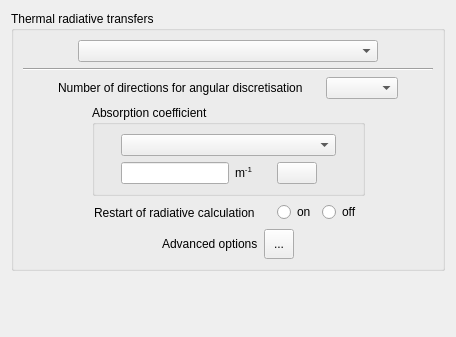
Qt form gui/Pages/ThermalRadiationForm.ui (code-saturne/code_saturne) before a commit.
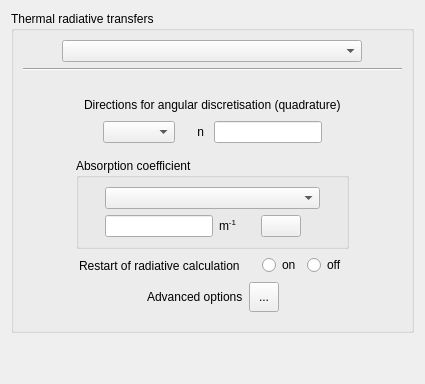
The same form after that commit. Icons and pictures are not drawn.

Commit message: Fix existing quadratures T2 and T4, and add new quadratures S4 S6 S8 and Tn.

What changed in the file:
```diff
--- a/gui/Pages/ThermalRadiationForm.ui
+++ b/gui/Pages/ThermalRadiationForm.ui
@@ -1,21 +1,21 @@
 <ui version="4.0" >
  <class>ThermalRadiationForm</class>
- <widget class="QWidget" name="ThermalRadiationForm" >
-  <property name="geometry" >
+ <widget class="QWidget" name="ThermalRadiationForm">
+  <property name="geometry">
    <rect>
     <x>0</x>
     <y>0</y>
-    <width>456</width>
-    <height>337</height>
+    <width>425</width>
+    <height>384</height>
    </rect>
   </property>
   <property name="windowTitle" >
    <string>Form</string>
   </property>
-  <layout class="QGridLayout" name="gridLayout_2" >
-   <item row="0" column="0" >
-    <widget class="QGroupBox" name="groupBox" >
-     <property name="title" >
+  <layout class="QVBoxLayout" name="verticalLayout_3">
+   <item>
+    <widget class="QGroupBox" name="groupBox">
+     <property name="title">
       <string>Thermal radiative transfers</string>
      </property>
      <layout class="QVBoxLayout" name="verticalLayout_2" >
@@ -80,10 +80,7 @@
         <property name="frameShadow" >
          <enum>QFrame::Raised</enum>
         </property>
-        <layout class="QVBoxLayout" name="verticalLayout" >
-         <property name="margin" >
-          <number>0</number>
-         </property>
+        <layout class="QVBoxLayout" name="verticalLayout">
          <item>
           <widget class="QFrame" name="frameDirection" >
            <property name="frameShape" >
@@ -92,67 +89,101 @@
            <property name="frameShadow" >
             <enum>QFrame::Raised</enum>
            </property>
-           <layout class="QGridLayout" >
-            <property name="margin" >
-             <number>0</number>
-            </property>
-            <item row="0" column="0" >
-             <layout class="QHBoxLayout" >
+           <layout class="QGridLayout" name="gridLayout_2">
+            <item row="0" column="0">
+             <layout class="QHBoxLayout" name="horizontalLayout_5">
               <item>
                <spacer>
                 <property name="orientation" >
                  <enum>Qt::Horizontal</enum>
                 </property>
-                <property name="sizeHint" stdset="0" >
+                <property name="sizeHint" stdset="0">
                  <size>
-                  <width>16</width>
+                  <width>13</width>
                   <height>16</height>
                  </size>
                 </property>
                </spacer>
               </item>
               <item>
-               <layout class="QHBoxLayout" >
-                <property name="spacing" >
-                 <number>0</number>
+               <widget class="QLabel" name="labelDirection">
+                <property name="text">
+                 <string>Directions for angular discretisation (quadrature)</string>
                 </property>
+               </widget>
+              </item>
+              <item>
+               <spacer>
+                <property name="orientation">
+                 <enum>Qt::Horizontal</enum>
+                </property>
+                <property name="sizeHint" stdset="0">
+                 <size>
+                  <width>13</width>
+                  <height>20</height>
+                 </size>
+                </property>
+               </spacer>
+              </item>
+             </layout>
+            </item>
+            <item row="1" column="0">
+             <layout class="QHBoxLayout" name="horizontalLayout_6">
+              <item>
+               <spacer name="horizontalSpacer_7">
+                <property name="orientation">
+                 <enum>Qt::Horizontal</enum>
+                </property>
+                <property name="sizeHint" stdset="0">
+                 <size>
+                  <width>13</width>
+                  <height>20</height>
+                 </size>
+                </property>
+               </spacer>
+              </item>
+              <item>
+               <layout class="QHBoxLayout" name="horizontalLayout_4">
                 <item>
-                 <widget class="QLabel" name="labelDirection" >
-                  <property name="text" >
-                   <string>Number of directions for angular discretisation </string>
-                  </property>
-                 </widget>
-                </item>
-                <item>
-                 <spacer>
-                  <property name="orientation" >
-                   <enum>Qt::Horizontal</enum>
-                  </property>
-                  <property name="sizeHint" stdset="0" >
-                   <size>
-                    <width>20</width>
-                    <height>20</height>
-                   </size>
-                  </property>
-                 </spacer>
-                </item>
-                <item>
-                 <widget class="QComboBox" name="comboBoxDirection" >
-                  <property name="toolTip" >
+                 <widget class="QComboBox" name="comboBoxQuadrature">
+                  <property name="toolTip">
                    <string>Code_Saturne key words: NDIREC</string>
                   </property>
                  </widget>
                 </item>
+                <item>
+                 <spacer name="horizontalSpacer_9">
+                  <property name="orientation">
+                   <enum>Qt::Horizontal</enum>
+                  </property>
+                  <property name="sizeHint" stdset="0">
+                   <size>
+                    <width>13</width>
+                    <height>20</height>
+                   </size>
+                  </property>
+                 </spacer>
+                </item>
+                <item>
+                 <widget class="QLabel" name="label_2">
+                  <property name="text">
+                   <string> n </string>
+                  </property>
+                 </widget>
+                </item>
+                <item>
+                 <widget class="QLineEdit" name="lineEditNdirec"/>
+                </item>
                </layout>
               </item>
               <item>
-               <spacer>
-                <property name="orientation" >
+               <spacer name="horizontalSpacer_8">
+                <property name="orientation">
                  <enum>Qt::Horizontal</enum>
                 </property>
-                <property name="sizeHint" stdset="0" >
+                <property name="sizeHint" stdset="0">
                  <size>
-                  <width>20</width>
+                  <width>13</width>
                   <height>20</height>
                  </size>
                 </property>
@@ -293,13 +324,13 @@
           </layout>
          </item>
          <item>
-          <layout class="QHBoxLayout" >
+          <layout class="QHBoxLayout">
            <item>
             <spacer>
              <property name="orientation" >
               <enum>Qt::Horizontal</enum>
              </property>
-             <property name="sizeHint" stdset="0" >
+             <property name="sizeHint" stdset="0">
               <size>
                <width>20</width>
                <height>21</height>
@@ -308,10 +339,10 @@
             </spacer>
            </item>
            <item>
-            <layout class="QHBoxLayout" >
+            <layout class="QHBoxLayout">
              <item>
-              <widget class="QLabel" name="labelRestart" >
-               <property name="text" >
+              <widget class="QLabel" name="labelRestart">
+               <property name="text">
                 <string>Restart of radiative calculation</string>
                </property>
               </widget>
@@ -321,7 +352,7 @@
                <property name="orientation" >
                 <enum>Qt::Horizontal</enum>
                </property>
-               <property name="sizeHint" stdset="0" >
+               <property name="sizeHint" stdset="0">
                 <size>
                  <width>16</width>
                  <height>16</height>
@@ -330,8 +361,8 @@
               </spacer>
              </item>
              <item>
-              <widget class="QRadioButton" name="radioButtonOn" >
-               <property name="toolTip" >
+              <widget class="QRadioButton" name="radioButtonOn">
+               <property name="toolTip">
                 <string>Code_Saturne key words: ISUIRD</string>
                </property>
                <property name="text" >
@@ -340,8 +371,8 @@
               </widget>
              </item>
              <item>
-              <widget class="QRadioButton" name="radioButtonOff" >
-               <property name="toolTip" >
+              <widget class="QRadioButton" name="radioButtonOff">
+               <property name="toolTip">
                 <string>Code_Saturne key words: ISUIRD</string>
                </property>
                <property name="text" >
@@ -356,7 +387,7 @@
              <property name="orientation" >
               <enum>Qt::Horizontal</enum>
              </property>
-             <property name="sizeHint" stdset="0" >
+             <property name="sizeHint" stdset="0">
               <size>
                <width>16</width>
                <height>16</height>
@@ -367,13 +398,13 @@
           </layout>
          </item>
          <item>
-          <layout class="QHBoxLayout" >
+          <layout class="QHBoxLayout">
            <item>
             <spacer>
              <property name="orientation" >
               <enum>Qt::Horizontal</enum>
              </property>
-             <property name="sizeHint" stdset="0" >
+             <property name="sizeHint" stdset="0">
               <size>
                <width>20</width>
                <height>20</height>
@@ -382,17 +413,17 @@
             </spacer>
            </item>
            <item>
-            <layout class="QHBoxLayout" >
+            <layout class="QHBoxLayout">
              <item>
-              <widget class="QLabel" name="labelAdvanced" >
-               <property name="text" >
+              <widget class="QLabel" name="labelAdvanced">
+               <property name="text">
                 <string>Advanced options</string>
                </property>
               </widget>
              </item>
              <item>
-              <widget class="QToolButton" name="toolButtonAdvanced" >
-               <property name="minimumSize" >
+              <widget class="QToolButton" name="toolButtonAdvanced">
+               <property name="minimumSize">
                 <size>
                  <width>30</width>
                  <height>30</height>
@@ -417,10 +448,10 @@
            </item>
            <item>
             <spacer>
-             <property name="orientation" >
+             <property name="orientation">
               <enum>Qt::Horizontal</enum>
              </property>
-             <property name="sizeHint" stdset="0" >
+             <property name="sizeHint" stdset="0">
               <size>
                <width>16</width>
                <height>21</height>
@@ -436,12 +467,12 @@
      </layout>
     </widget>
    </item>
-   <item row="1" column="0" >
+   <item>
     <spacer>
-     <property name="orientation" >
+     <property name="orientation">
       <enum>Qt::Vertical</enum>
      </property>
-     <property name="sizeHint" stdset="0" >
+     <property name="sizeHint" stdset="0">
       <size>
        <width>16</width>
        <height>16</height>
```
Left out of the diff: 143 changed lines with no effect on the pictures. The commit also changes 13 other files.
